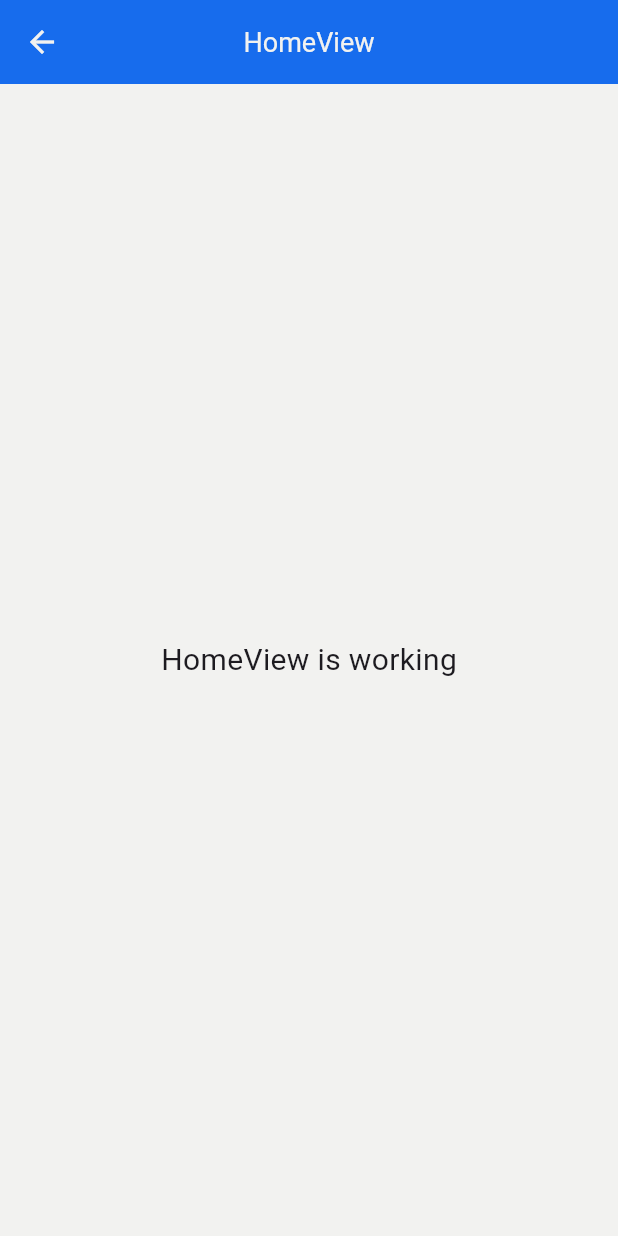
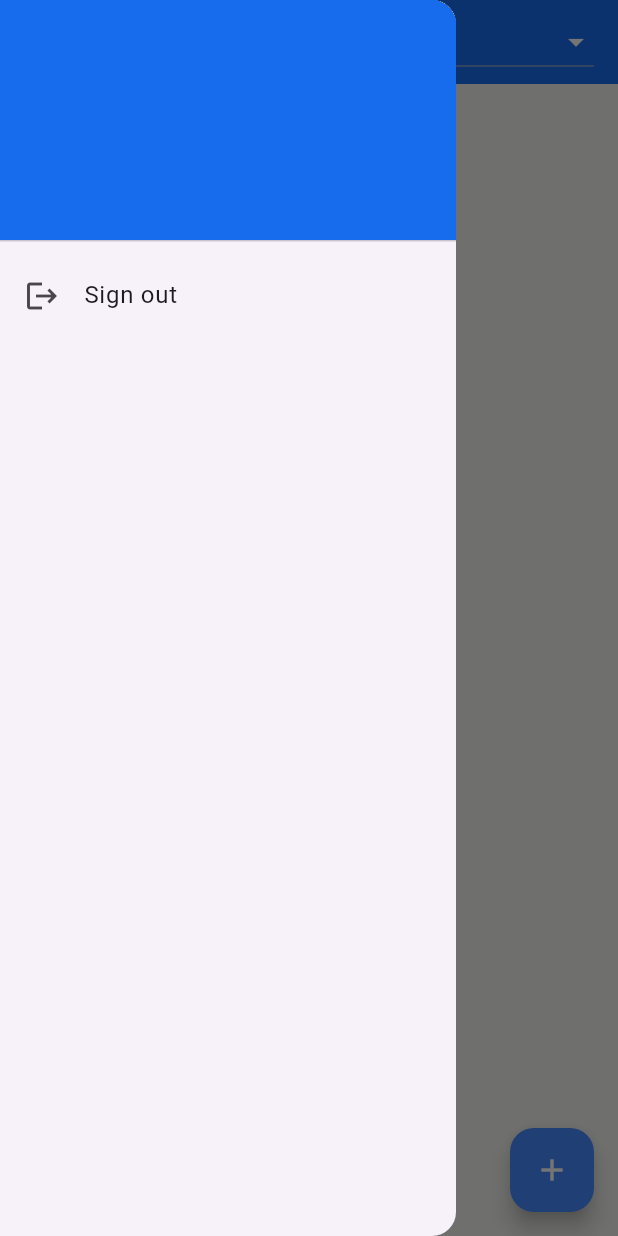
Before and after one commit to srios007/to_do_app, a Flutter app: the HomeView screen opened by its route, with the side drawer open (before the commit the screen has no drawer), on a phone screen of 412 x 824 dp. Run offline on Flutter 3.47's test engine with Material 3 defaults, Android fonts, the phone set to English and light mode, and no system bars; our stand-ins replace cloud_firestore, connectivity_plus, firebase_auth, firebase_core, flutter_dotenv, get and 2 more; accounts and stored records are empty; generated files the repository leaves out were written again.

Commit message:
ADD: Implement new task module with controller, view, and binding; enhance models and services for task management

```diff
--- a/lib/app/models/models.dart
+++ b/lib/app/models/models.dart
@@ -1 +1,4 @@
+export 'task/task_model.dart';
+export 'task/task_model_builder.dart';
+export 'user/user_builder_model.dart';
 export 'user/user_model.dart';
--- /dev/null
+++ b/lib/app/models/task/task_model.dart
@@ -0,0 +1,28 @@
+import 'package:json_annotation/json_annotation.dart';
+import 'task_model_builder.dart';
+
+part 'task_model.g.dart';
+
+@JsonSerializable()
+class TaskModel {
+  DateTime? createdAt;
+  String? id;
+  String? name;
+  String? description;
+  bool? isCompleted;
+
+  TaskModel({
+    this.id,
+    this.name,
+    this.description,
+    this.isCompleted,
+    this.createdAt,
+  });
+
+  factory TaskModel.fromJson(Map<String, dynamic> json) =>
+      _$TaskModelFromJson(json);
+
+  Map<String, dynamic> toJson() => _$TaskModelToJson(this);
+
+  static TaskModelBuilder get builder => TaskModelBuilder();
+}
--- a/lib/app/modules/home/controllers/home_controller.dart
+++ b/lib/app/modules/home/controllers/home_controller.dart
@@ -1,23 +1,24 @@
 import 'package:get/get.dart';
+import 'package:flutter_gen/gen_l10n/app_localizations.dart';
+
+import '../../../models/models.dart';
+import '../../../services/firebase/auth/auth_service.dart';
+import '../../../services/firebase/model/user_service.dart';
 
 class HomeController extends GetxController {
-  //TODO: Implement HomeController
-
-  final count = 0.obs;
+  final userService = Get.find<UserService>();
+  final authService = Get.find<AuthService>();
+  final user = Rxn<UserModel?>();
+  final filter = AppLocalizations.of(Get.context!)!.all.obs;
+  final tasks = <TaskModel>[].obs;
   @override
   void onInit() {
     super.onInit();
+    getUser();
   }
 
-  @override
-  void onReady() {
-    super.onReady();
+  Future<void> getUser() async {
+    user.value =
+        await userService.getUserById(authService.firebaseUser.value!.uid);
   }
-
-  @override
-  void onClose() {
-    super.onClose();
-  }
-
-  void increment() => count.value++;
 }
--- a/lib/app/modules/home/views/home_view.dart
+++ b/lib/app/modules/home/views/home_view.dart
@@ -1,24 +1,79 @@
 import 'package:flutter/material.dart';
-
+import 'package:flutter_gen/gen_l10n/app_localizations.dart';
 import 'package:get/get.dart';
 
+import '../../../routes/app_pages.dart';
 import '../controllers/home_controller.dart';
+import '../widgets/widgets.dart';
 
 class HomeView extends GetView<HomeController> {
   const HomeView({super.key});
+
   @override
   Widget build(BuildContext context) {
     return Scaffold(
       appBar: AppBar(
-        title: const Text('HomeView'),
-        centerTitle: true,
+        title: Align(
+          alignment: Alignment.centerLeft,
+          child: Text(AppLocalizations.of(context)!.tasks),
+        ),
+        actions: [Filters(controller: controller)],
       ),
-      body: const Center(
-        child: Text(
-          'HomeView is working',
-          style: TextStyle(fontSize: 20),
-        ),
+      floatingActionButton: _buildFloatingActionButton(context),
+      drawer: DrawerHome(controller: controller),
+      body: _buildBody(context),
+    );
+  }
+
+  Widget _buildBody(BuildContext context) {
+    return SizedBox(
+      height: MediaQuery.of(context).size.height,
+      child: Stack(
+        children: [
+          SizedBox(
+            height: MediaQuery.of(context).size.height - 80,
+            // child: Visibility(child: ListView.builder(
+            //         itemCount: filteredTasks.length,
+            //         itemBuilder: (context, index) {
+            //           final task = filteredTasks[index];
+            //           return Padding(
+            //             padding: EdgeInsets.only(
+            //               bottom: index == filteredTasks.length - 1 ? 80 : 0,
+            //             ),
+            //             child: TaskContainer(
+            //               task: task,
+            //               onChange: () async => await taskProvider.updateTask(
+            //                 task,
+            //                 context,
+            //               ),
+            //               onDelete: () async => await taskProvider.removeTask(
+            //                 task,
+            //                 context,
+            //               ),
+            //             ),
+            //           );
+            //         },
+            // )),
+          ),
+        ],
       ),
     );
   }
+
+  // List<TaskModel> _filterTasks(List<TaskModel> tasks) {
+  //   if (controller.filter.value== 'Completed') {
+  //     return tasks.where((task) => task.isCompleted!).toList();
+  //   } else if (controller.filter.value== 'Not Completed') {
+  //     return tasks.where((task) => !task.isCompleted!).toList();
+  //   }
+  //   return tasks;
+  // }
+
+  FloatingActionButton _buildFloatingActionButton(BuildContext context) {
+    return FloatingActionButton(
+      backgroundColor: Colors.blueAccent,
+      onPressed: () => Navigator.pushNamed(context, Routes.NEW_TASK),
+      child: const Icon(Icons.add, color: Colors.white),
+    );
+  }
 }
--- /dev/null
+++ b/lib/app/modules/home/widgets/drawer_home.dart
@@ -0,0 +1,41 @@
+import 'package:flutter/material.dart';
+import 'package:flutter_gen/gen_l10n/app_localizations.dart';
+import 'package:get/get.dart';
+
+import '../../../services/services.dart';
+import '../../../utils/utils.dart';
+import '../../modules.dart';
+
+class DrawerHome extends StatelessWidget {
+  const DrawerHome({
+    super.key,
+    required this.controller,
+  });
+
+  final HomeController controller;
+
+  @override
+  Widget build(BuildContext context) {
+    return Drawer(
+      child: ListView(
+        padding: EdgeInsets.zero,
+        children: [
+          UserAccountsDrawerHeader(
+            accountName: Obx(
+              () => Text(
+                  '${controller.user.value?.name ?? ''} ${controller.user.value?.lastname ?? ''}',
+                  style: const TextStyle(fontWeight: FontWeight.w700)),
+            ),
+            accountEmail: Obx(() => Text(controller.user.value?.email ?? '')),
+            decoration: const BoxDecoration(color: Palette.mainColor),
+          ),
+          ListTile(
+            leading: const Icon(Icons.logout),
+            title: Text(AppLocalizations.of(context)!.sign_out),
+            onTap: () => Get.find<AuthService>().signOut(),
+          ),
+        ],
+      ),
+    );
+  }
+}
--- /dev/null
+++ b/lib/app/modules/home/widgets/filters.dart
@@ -0,0 +1,45 @@
+import 'package:flutter/material.dart';
+import 'package:flutter_gen/gen_l10n/app_localizations.dart';
+import 'package:get/get.dart';
+
+import '../controllers/home_controller.dart';
+
+class Filters extends StatelessWidget {
+  const Filters({
+    super.key,
+    required this.controller,
+  });
+
+  final HomeController controller;
+
+  @override
+  Widget build(BuildContext context) {
+    return Padding(
+      padding: const EdgeInsets.only(right: 16),
+      child: Obx(() => DropdownButton<String>(
+            dropdownColor: Colors.blueAccent,
+            iconEnabledColor: Colors.white,
+            value: controller.filter.value,
+            items: <String>[
+              AppLocalizations.of(Get.context!)!.all,
+              AppLocalizations.of(Get.context!)!.completed,
+              AppLocalizations.of(Get.context!)!.notCompleted,
+            ].map((String value) {
+              return DropdownMenuItem<String>(
+                value: value,
+                child: Text(
+                  value,
+                  style: const TextStyle(
+                    color: Colors.white,
+                    fontWeight: FontWeight.w600,
+                  ),
+                ),
+              );
+            }).toList(),
+            onChanged: (String? newValue) {
+              controller.filter.value = newValue!;
+            },
+          )),
+    );
+  }
+}
--- /dev/null
+++ b/lib/app/modules/home/widgets/widgets.dart
@@ -0,0 +1,2 @@
+export 'drawer_home.dart';
+export 'filters.dart';
--- a/lib/app/modules/modules.dart
+++ b/lib/app/modules/modules.dart
@@ -4,9 +4,15 @@ export 'forgot_password/views/forgot_password_view.dart';
 export 'home/bindings/home_binding.dart';
 export 'home/controllers/home_controller.dart';
 export 'home/views/home_view.dart';
+export 'home/widgets/drawer_home.dart';
+export 'home/widgets/filters.dart';
+export 'home/widgets/widgets.dart';
 export 'login/bindings/login_binding.dart';
 export 'login/controllers/login_controller.dart';
 export 'login/views/login_view.dart';
+export 'new_task/bindings/new_task_binding.dart';
+export 'new_task/controllers/new_task_controller.dart';
+export 'new_task/views/new_task_view.dart';
 export 'register/bindings/register_binding.dart';
 export 'register/controllers/register_controller.dart';
 export 'register/views/register_view.dart';
--- a/lib/app/routes/app_pages.dart
+++ b/lib/app/routes/app_pages.dart
@@ -28,5 +28,10 @@ class AppPages {
       page: () => const ForgotPasswordView(),
       binding: ForgotPasswordBinding(),
     ),
+    GetPage(
+      name: _Paths.NEW_TASK,
+      page: () => const NewTaskView(),
+      binding: NewTaskBinding(),
+    ),
   ];
 }
--- a/lib/app/routes/app_routes.dart
+++ b/lib/app/routes/app_routes.dart
@@ -7,6 +7,7 @@ abstract class Routes {
   static const LOGIN = _Paths.LOGIN;
   static const REGISTER = _Paths.REGISTER;
   static const FORGOT_PASSWORD = _Paths.FORGOT_PASSWORD;
+  static const NEW_TASK = _Paths.NEW_TASK;
 }
 
 abstract class _Paths {
@@ -15,4 +16,5 @@ abstract class _Paths {
   static const LOGIN = '/login';
   static const REGISTER = '/register';
   static const FORGOT_PASSWORD = '/forgot-password';
+  static const NEW_TASK = '/new-task';
 }
--- a/lib/app/services/firebase/model/user_service.dart
+++ b/lib/app/services/firebase/model/user_service.dart
@@ -6,7 +6,6 @@ import '../firestore_service.dart';
 class UserService extends GetxService {
   final _firestoreService = Get.put(FirestoreService());
   final userReference = FirestoreReferences.users;
-  final firebaseUser = Rxn<UserModel?>();
 
   /// Create a new user
   Future<bool> createUser(UserModel user) async {
@@ -21,7 +20,6 @@ class UserService extends GetxService {
   Future<UserModel?> getUserById(String id) async {
     final data = await _firestoreService.getDocumentById(userReference, id);
     if (data != null) {
-      firebaseUser.value = UserModel.fromJson(data);
       return UserModel.fromJson(data);
     }
     return null;
--- a/lib/app/services/services.dart
+++ b/lib/app/services/services.dart
@@ -1,3 +1,4 @@
 export 'firebase/auth/auth_service.dart';
 export 'firebase/firestore_service.dart';
+export 'firebase/model/task_service.dart';
 export 'firebase/model/user_service.dart';
--- a/lib/l10n/app_en.arb
+++ b/lib/l10n/app_en.arb
@@ -1,5 +1,7 @@
 {
+  "all":"All",
   "app_title": "To Do App",
+  "completed":"Completed",
   "email_hint": "Enter your email",
   "email_in_use": "The email address is already in use by another account.",
   "email": "Email",
@@ -12,6 +14,7 @@
   "name": "Name",
   "no_account": "Don't have an account? ",
   "no_user_found": "No user found for that email.",
+  "notCompleted":"Not completed",
   "password_hint": "Enter your password",
   "password_reset_email_sent": "Password reset email sent",
   "password": "Password",
@@ -22,8 +25,10 @@
   "register_button": "Register",
   "register": "Register!",
   "send_recovery_email": "Send Recovery Email",
+  "sign_out": "Sign out",
   "signed_out": "Signed out",
   "success": "Success",
+  "tasks":"Tasks",
   "unknown_error": "An unknown error occurred.",
   "weak_password": "The password provided is too weak.",
   "wrong_password": "Please check your email and password."
--- a/lib/l10n/app_es.arb
+++ b/lib/l10n/app_es.arb
@@ -1,5 +1,7 @@
 {
+  "all":"Todas",
   "app_title": "To Do App",
+  "completed":"Completadas",
   "email_hint": "Escribe tu correo",
   "email_in_use": "La dirección de correo electrónico ya está en uso por otra cuenta.",
   "email": "Correo",
@@ -12,6 +14,7 @@
   "name": "Nombre",
   "no_account": "¿No tienes una cuenta? ",
   "no_user_found": "No se encontró un usuario con ese correo electrónico.",
+  "notCompleted":"No completadas",
   "password_hint": "Escribe tu contraseña",
   "password_reset_email_sent": "Correo electrónico de restablecimiento de contraseña enviado",
   "password": "Contraseña",
@@ -22,8 +25,10 @@
   "register_button": "Registrarme",
   "register": "¡Regístrate!",
   "send_recovery_email": "Enviar correo de recuperación",
+  "sign_out": "Cerrar sesión",
   "signed_out": "Sesión cerrada",
   "success": "Éxito",
+  "tasks":"Tareas",
   "unknown_error": "Ocurrió un error desconocido.",
   "weak_password": "La contraseña proporcionada es demasiado débil.",
   "wrong_password": "Por favor, revisa tu correo y contraseña."
```
Also changed, not shown: lib/app/models/task/task_model_builder.dart (added, +44 -0 lines), lib/app/modules/new_task/bindings/new_task_binding.dart (added, +12 -0 lines), lib/app/modules/new_task/controllers/new_task_controller.dart (added, +23 -0 lines), lib/app/modules/new_task/views/new_task_view.dart (added, +24 -0 lines), lib/app/services/firebase/firestore_service.dart (+18 -0 lines), lib/app/services/firebase/model/task_service.dart (added, +39 -0 lines), lib/app/models/task/task_model.g.dart (added).
